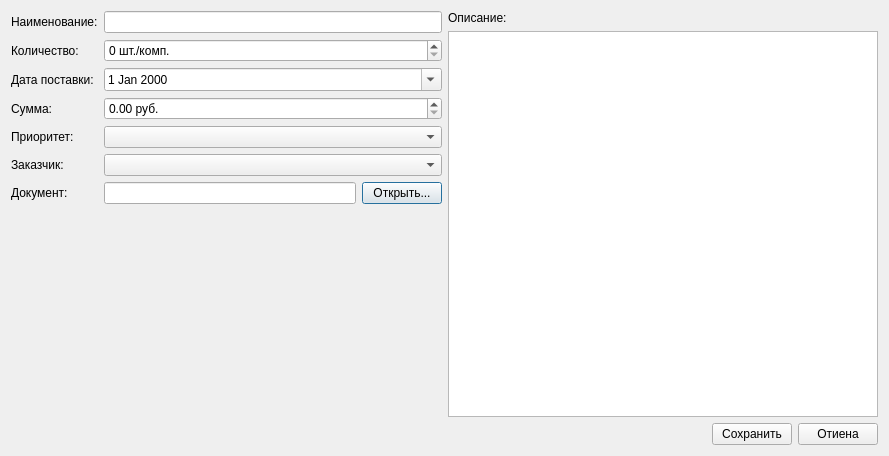
First picture: the form in dlgorderdata.ui, repository igrekus/billplan, before the edit.
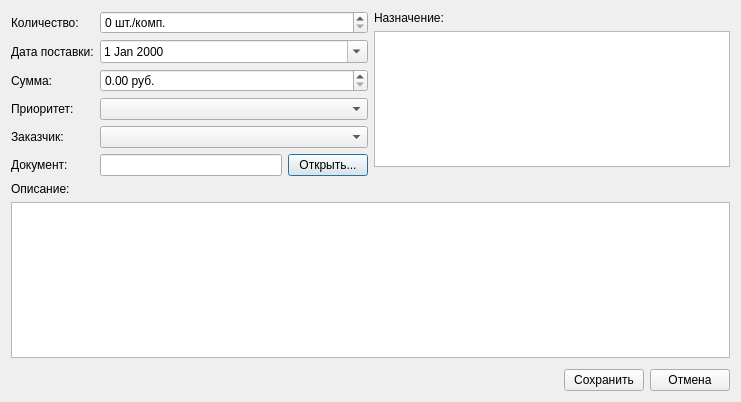
Second picture: the form after the edit.

Patch:
```diff
--- a/dlgorderdata.ui
+++ b/dlgorderdata.ui
@@ -6,36 +6,32 @@
    <rect>
     <x>0</x>
     <y>0</y>
-    <width>889</width>
-    <height>456</height>
+    <width>741</width>
+    <height>402</height>
    </rect>
   </property>
   <property name="windowTitle">
    <string>Введите данные о заказе</string>
   </property>
-  <layout class="QVBoxLayout" name="verticalLayout_2">
+  <layout class="QVBoxLayout" name="verticalLayout_3">
    <item>
     <layout class="QHBoxLayout" name="horizontalLayout_3">
+     <property name="sizeConstraint">
+      <enum>QLayout::SetFixedSize</enum>
+     </property>
      <item>
       <layout class="QFormLayout" name="formLayout">
+       <property name="sizeConstraint">
+        <enum>QLayout::SetFixedSize</enum>
+       </property>
        <item row="0" column="0">
-        <widget class="QLabel" name="lblName">
-         <property name="text">
-          <string>Наименование:</string>
-         </property>
-        </widget>
-       </item>
-       <item row="0" column="1">
-        <widget class="QLineEdit" name="editName"/>
-       </item>
-       <item row="1" column="0">
         <widget class="QLabel" name="lblQuantity">
          <property name="text">
           <string>Количество:</string>
          </property>
         </widget>
        </item>
-       <item row="1" column="1">
+       <item row="0" column="1">
         <widget class="QSpinBox" name="spinQuantity">
          <property name="accelerated">
           <bool>true</bool>
@@ -51,28 +47,28 @@
          </property>
         </widget>
        </item>
-       <item row="2" column="0">
+       <item row="1" column="0">
         <widget class="QLabel" name="lblDateReceive">
          <property name="text">
           <string>Дата поставки:</string>
          </property>
         </widget>
        </item>
-       <item row="2" column="1">
+       <item row="1" column="1">
         <widget class="QDateEdit" name="dateReceive">
          <property name="calendarPopup">
           <bool>true</bool>
          </property>
         </widget>
        </item>
-       <item row="3" column="0">
+       <item row="2" column="0">
         <widget class="QLabel" name="lblCost">
          <property name="text">
           <string>Сумма:</string>
          </property>
         </widget>
        </item>
-       <item row="3" column="1">
+       <item row="2" column="1">
         <widget class="QDoubleSpinBox" name="spinCost">
          <property name="suffix">
           <string> руб.</string>
@@ -82,34 +78,34 @@
          </property>
         </widget>
        </item>
-       <item row="4" column="0">
+       <item row="3" column="0">
         <widget class="QLabel" name="lblPriority">
          <property name="text">
           <string>Приоритет:</string>
          </property>
         </widget>
        </item>
-       <item row="4" column="1">
+       <item row="3" column="1">
         <widget class="QComboBox" name="comboPriority"/>
        </item>
-       <item row="5" column="0">
+       <item row="4" column="0">
         <widget class="QLabel" name="lblUser">
          <property name="text">
           <string>Заказчик:</string>
          </property>
         </widget>
        </item>
-       <item row="5" column="1">
+       <item row="4" column="1">
         <widget class="QComboBox" name="comboUser"/>
        </item>
-       <item row="6" column="0">
+       <item row="5" column="0">
         <widget class="QLabel" name="lblDocumnt">
          <property name="text">
           <string>Документ:</string>
          </property>
         </widget>
        </item>
-       <item row="6" column="1">
+       <item row="5" column="1">
         <layout class="QHBoxLayout" name="horizontalLayout_2">
          <item>
           <widget class="QLineEdit" name="editDocument"/>
@@ -127,20 +123,76 @@
      </item>
      <item>
       <layout class="QVBoxLayout" name="verticalLayout">
+       <property name="sizeConstraint">
+        <enum>QLayout::SetMinAndMaxSize</enum>
+       </property>
        <item>
         <widget class="QLabel" name="lblDescript">
          <property name="text">
-          <string>Описание:</string>
+          <string>Назначение:</string>
          </property>
         </widget>
        </item>
        <item>
-        <widget class="QPlainTextEdit" name="textDescript"/>
+        <widget class="QPlainTextEdit" name="textReason">
+         <property name="minimumSize">
+          <size>
+           <width>0</width>
+           <height>136</height>
+          </size>
+         </property>
+         <property name="maximumSize">
+          <size>
+           <width>16777215</width>
+           <height>136</height>
+          </size>
+         </property>
+        </widget>
+       </item>
+       <item>
+        <spacer name="verticalSpacer">
+         <property name="orientation">
+          <enum>Qt::Vertical</enum>
+         </property>
+         <property name="sizeHint" stdset="0">
+          <size>
+           <width>20</width>
+           <height>40</height>
+          </size>
+         </property>
+        </spacer>
        </item>
       </layout>
      </item>
     </layout>
    </item>
+   <item>
+    <layout class="QVBoxLayout" name="verticalLayout_2">
+     <item>
+      <widget class="QLabel" name="lblName">
+       <property name="text">
+        <string>Описание:</string>
+       </property>
+      </widget>
+     </item>
+     <item>
+      <widget class="QPlainTextEdit" name="textDescript"/>
+     </item>
+    </layout>
+   </item>
+   <item>
+    <spacer name="verticalSpacer_2">
+     <property name="orientation">
+      <enum>Qt::Vertical</enum>
+     </property>
+     <property name="sizeHint" stdset="0">
+      <size>
+       <width>20</width>
+       <height>40</height>
+      </size>
+     </property>
+    </spacer>
+   </item>
    <item>
     <layout class="QHBoxLayout" name="horizontalLayout">
      <item>
@@ -166,7 +218,7 @@
      <item>
       <widget class="QPushButton" name="btnCancel">
        <property name="text">
-        <string>Отиена</string>
+        <string>Отмена</string>
        </property>
       </widget>
      </item>
```
